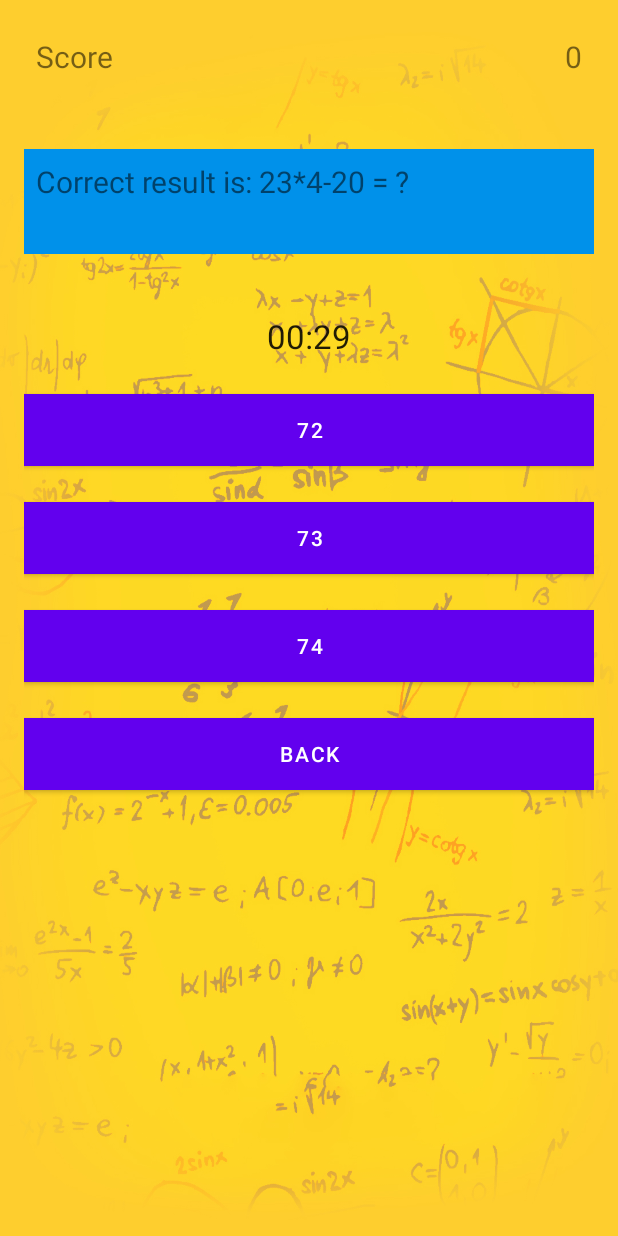
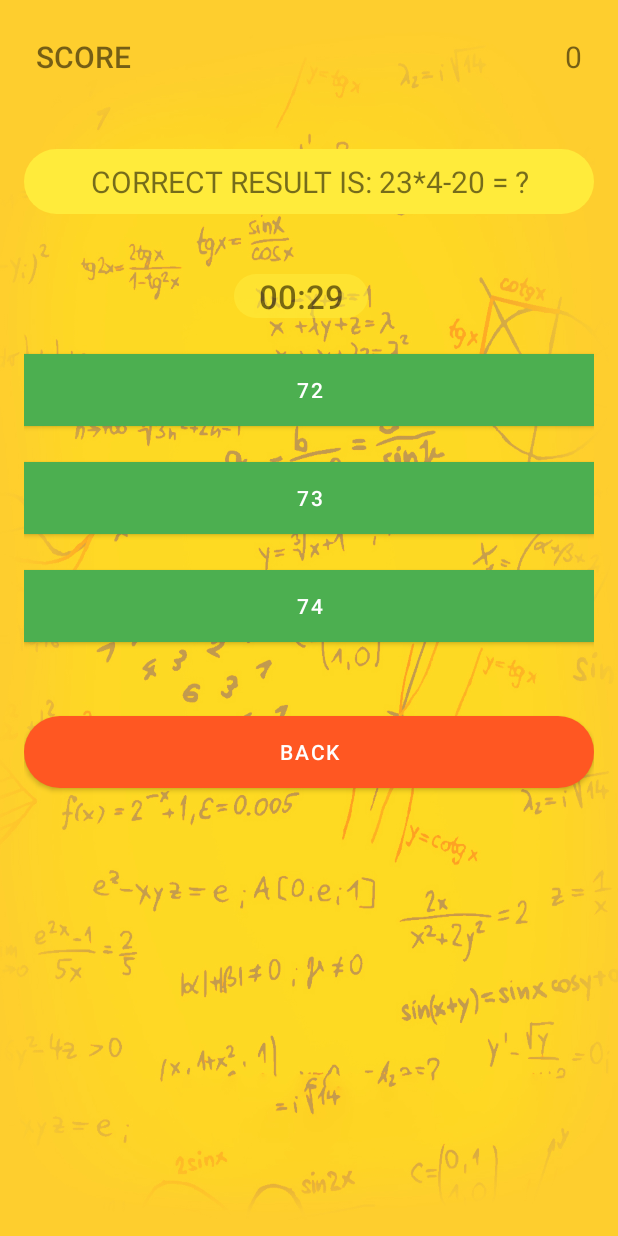
Before and after one commit to necat1/vts-learn-math, an Android app: the ExpertActivity screen opened directly, with no data from a screen before it, on a phone screen of 412 x 824 dp. Run offline under Robolectric (Android 15) with nearby library versions, the phone set to English and light mode, and no system bars; Roboto replaces fonts that are not available here.

Commit message:
komitovao sam breeeeeeeeee

```diff
--- a/app/src/main/java/com/example/firebasetest/View/MainActivity.java
+++ b/app/src/main/java/com/example/firebasetest/View/MainActivity.java
@@ -11,6 +11,7 @@ import android.view.animation.AnimationUtils;
 import android.widget.Button;
 import android.widget.ImageView;
 import android.widget.TextView;
+import android.widget.Toast;
 
 import androidx.appcompat.app.AppCompatActivity;
 
@@ -79,4 +80,7 @@ public class MainActivity extends AppCompatActivity {
         Intent intent = new Intent(this, com.example.firebasetest.View.Levels.class);
         startActivity(intent);
     }
+    public void displayToast (View v) {
+        Toast.makeText(MainActivity.this,"Maja Drama Queen", Toast.LENGTH_SHORT).show();
+    }
 }
--- a/app/src/main/java/com/example/firebasetest/View/QuestionLibraryE.java
+++ b/app/src/main/java/com/example/firebasetest/View/QuestionLibraryE.java
@@ -2,16 +2,16 @@ package com.example.firebasetest.View;
 
 public class QuestionLibraryE {
     private String mQuestion [] = {
-            "Correct result is: 23*4-20 = ?",
-            "Correct result is: 11*7-15 = ?",
-            "Correct result is: 32+7*7 = ?",
-            "Correct result is: 39/13+6*12 = ?",
-            "Correct result is: 56/4-27/3 = ?",
-            "Correct result is: 66-44/4 = ?",
-            "Correct result is: 45/15+8*3 = ?",
-            "Correct result is: 42/14+12*8 = ?",
-            "Correct result is: 6*5+28/4 = ?",
-            "Correct result is: 14*6-51/3 = ?"
+            "CORRECT RESULT IS: 23*4-20 = ?",
+            "CORRECT RESULT IS: 11*7-15 = ?",
+            "CORRECT RESULT IS: 32+7*7 = ?",
+            "CORRECT RESULT IS: 39/13+6*12 = ?",
+            "CORRECT RESULT IS: 56/4-27/3 = ?",
+            "CORRECT RESULT IS: 66-44/4 = ?",
+            "CORRECT RESULT IS: 45/15+8*3 = ?",
+            "CORRECT RESULT IS: 42/14+12*8 = ?",
+            "CORRECT RESULT IS: 6*5+28/4 = ?",
+            "CORRECT RESULT IS: 14*6-51/3 = ?"
     };
 
     private String mChoices [] [] = {
--- a/app/src/main/res/layout/activity_medium.xml
+++ b/app/src/main/res/layout/activity_medium.xml
@@ -16,13 +16,15 @@
         android:layout_height="wrap_content"
         android:padding="8dp"
         android:layout_marginBottom="40dp">
+
         <TextView
+            android:id="@+id/score_text"
             android:layout_width="wrap_content"
             android:layout_height="wrap_content"
-            android:text="Score"
             android:layout_alignParentLeft="true"
-            android:id="@+id/score_text"
-            android:textSize="20sp"/>
+            android:fontFamily="sans-serif-medium"
+            android:text="SCORE"
+            android:textSize="20sp" />
         <TextView
             android:layout_width="wrap_content"
             android:layout_height="wrap_content"
@@ -33,60 +35,73 @@
     </RelativeLayout>
 
     <TextView
+        android:id="@+id/question"
         android:layout_width="match_parent"
-        android:layout_height="70dp"
-        android:background="#0091EA"
-        android:text="Which thing is alive?"
-        android:textSize="20sp"
+        android:layout_height="wrap_content"
+        android:layout_marginBottom="40dp"
+        android:background="@drawable/radius"
         android:padding="8dp"
-        android:layout_marginBottom="40dp"
-        android:id="@+id/question"/>
+        android:text="Correct result is?"
+        android:textAlignment="center"
+        android:textSize="20sp" />
 
     <TextView
         android:id="@+id/tvTimer"
-        android:layout_width="match_parent"
+        android:layout_width="89dp"
         android:layout_height="wrap_content"
+        android:layout_marginLeft="140dp"
         android:layout_marginBottom="24dp"
+        android:alpha="0.6"
+        android:background="@drawable/radius"
+        android:fontFamily="sans-serif-medium"
         android:text="00:00"
         android:textAlignment="center"
         android:textAppearance="@style/TextAppearance.AppCompat.Large" />
 
     <Button
+        android:id="@+id/choice1"
         android:layout_width="match_parent"
         android:layout_height="wrap_content"
+        android:layout_marginBottom="24dp"
+        android:background="#FFC107"
+        android:padding="8dp"
         android:text="bird"
-        android:background="#0091EA"
         android:textColor="#FFF"
-        android:padding="8dp"
-        android:layout_marginBottom="24dp"
-        android:id="@+id/choice1"/>
+        app:backgroundTint="#4CAF50" />
+
     <Button
+        android:id="@+id/choice2"
         android:layout_width="match_parent"
         android:layout_height="wrap_content"
+        android:layout_marginBottom="24dp"
+        android:background="#0091EA"
+        android:padding="8dp"
         android:text="door"
-        android:background="#0091EA"
         android:textColor="#FFF"
-        android:padding="8dp"
-        android:layout_marginBottom="24dp"
-        android:id="@+id/choice2"/>
+        app:backgroundTint="#4CAF50" />
+
     <Button
+        android:id="@+id/choice3"
         android:layout_width="match_parent"
         android:layout_height="wrap_content"
+        android:layout_marginBottom="24dp"
+        android:background="#0091EA"
+        android:padding="8dp"
         android:text="rock"
-        android:background="#0091EA"
         android:textColor="#FFF"
-        android:padding="8dp"
-        android:layout_marginBottom="24dp"
-        android:id="@+id/choice3"/>
+        app:backgroundTint="#4CAF50" />
+
     <Button
+        android:id="@+id/back"
         android:layout_width="match_parent"
         android:layout_height="wrap_content"
+        android:layout_marginTop="25dp"
+        android:layout_marginBottom="20dp"
+        android:padding="8dp"
+        android:background="@drawable/radius"
         android:text="back"
-        android:background="#B71C1C"
         android:textColor="#FFF"
-        android:padding="8dp"
-        android:layout_marginBottom="24dp"
-        android:id="@+id/back"/>
+        app:backgroundTint="#FF5722" />
 
 
 </LinearLayout>
```
Also changed, not shown: app/src/main/java/com/example/firebasetest/View/QuestionLibraryM.java (+10 -10 lines), app/src/main/res/layout/activity_beginer.xml (+41 -26 lines), app/src/main/res/layout/activity_expert.xml (+42 -27 lines), app/src/main/res/layout/activity_highscore.xml (+30 -5 lines), app/src/main/res/layout/activity_levels.xml (+17 -9 lines), app/src/main/res/layout/activity_main.xml (+11 -0 lines), app/src/main/res/layout/activity_name.xml (+15 -5 lines).
